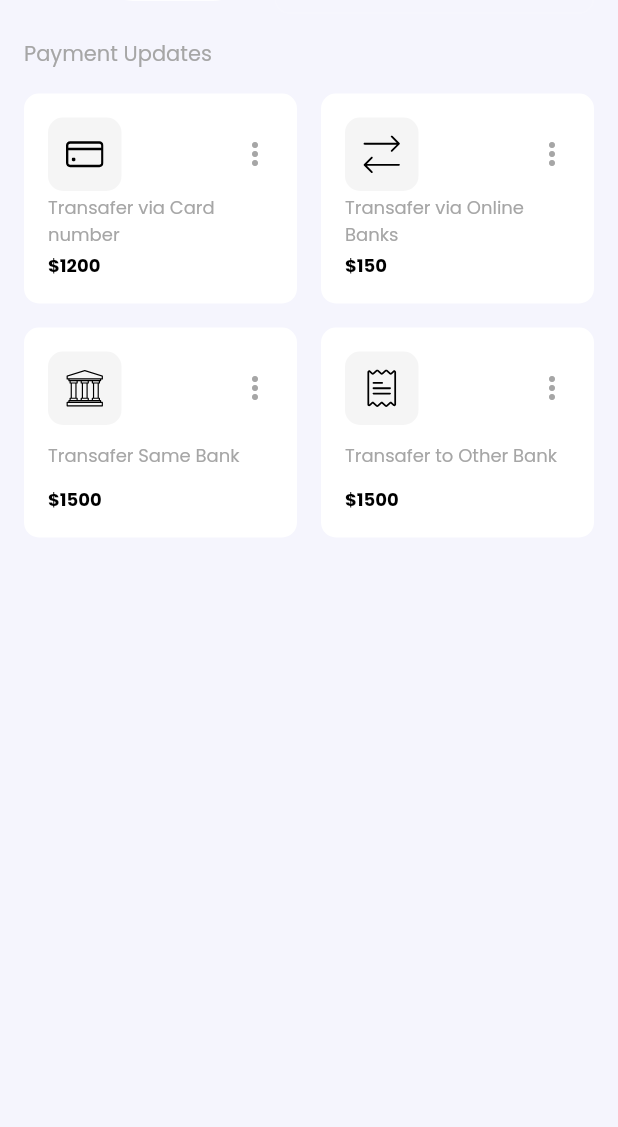
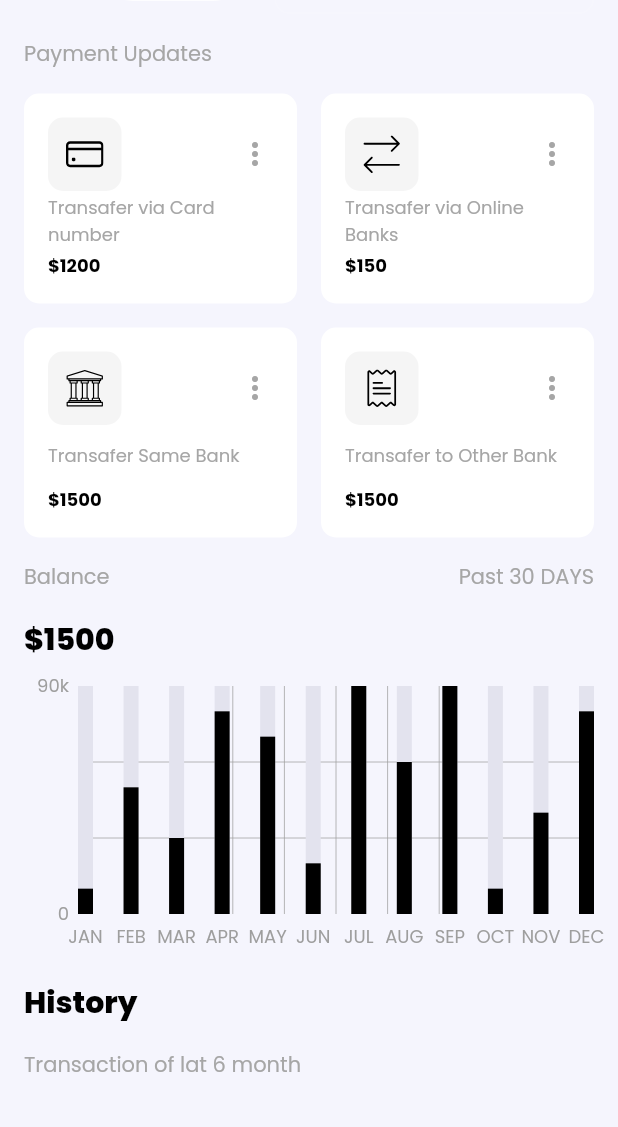
Before and after one commit to Punithraaj/Flutter-Responsive-Finance-Dashboard-Design, a Flutter app: the screen it shows after launch, on a phone screen of 412 x 824 dp, the part 109-1236 px from its top. Run offline on Flutter 3.47's test engine with Material 2 defaults, Android fonts, the light colour scheme and no system bars; drawn by our look-alikes of fl_chart; our stand-ins replace flutter_svg, google_fonts; network calls fail.

Commit message:
Added the Balance History and Transaction History In the DashboardScreen

```diff
--- a/lib/models/Transaction.dart
+++ b/lib/models/Transaction.dart
@@ -14,7 +14,7 @@ class Transaction {
   });
 }
 
-List<Transaction> recentActivities = [
+List<Transaction> transactionHistory = [
   Transaction(
     avatar:
         'https://cdn.shopify.com/s/files/1/0045/5104/9304/t/27/assets/AC_ECOM_SITE_2020_REFRESH_1_INDEX_M2_THUMBS-V2-1.jpg?v=8913815134086573859',
--- /dev/null
+++ b/lib/screens/dashboard/BalanceDetails.dart
@@ -0,0 +1,57 @@
+import 'package:flutter/material.dart';
+import 'package:flutter_finanace_dashboard_design/config/responsive.dart';
+import 'package:flutter_finanace_dashboard_design/screens/dashboard/components/barChart.dart';
+import 'package:flutter_finanace_dashboard_design/util/Constants.dart';
+import 'package:flutter_finanace_dashboard_design/util/TextWidget.dart';
+
+class BalanceDetails extends StatelessWidget {
+  const BalanceDetails({Key? key}) : super(key: key);
+
+  @override
+  Widget build(BuildContext context) {
+    return Column(children: [
+      Row(
+        mainAxisAlignment: MainAxisAlignment.spaceBetween,
+        crossAxisAlignment: CrossAxisAlignment.start,
+        children: [
+          TextWidget(
+              size:
+                  Responsive.isDesktop(context) || Responsive.isTablet(context)
+                      ? 16
+                      : 14,
+              fontWeight: FontWeight.w400,
+              color: secondary,
+              text: 'Balance'),
+          TextWidget(
+              size:
+                  Responsive.isDesktop(context) || Responsive.isTablet(context)
+                      ? 16
+                      : 14,
+              fontWeight: FontWeight.w400,
+              color: secondary,
+              text: 'Past 30 DAYS'),
+        ],
+      ),
+      SizedBox(height: defaultPadding),
+      Row(
+        mainAxisAlignment: MainAxisAlignment.spaceBetween,
+        crossAxisAlignment: CrossAxisAlignment.start,
+        children: [
+          TextWidget(
+              size:
+                  Responsive.isDesktop(context) || Responsive.isTablet(context)
+                      ? 25
+                      : 20,
+              fontWeight: FontWeight.w800,
+              color: black,
+              text: '\$1500'),
+        ],
+      ),
+      SizedBox(height: defaultPadding),
+      Container(
+        height: 180,
+        child: BarChartCopmponent(),
+      ),
+    ]);
+  }
+}
--- a/lib/screens/dashboard/DashboardScreen.dart
+++ b/lib/screens/dashboard/DashboardScreen.dart
@@ -1,10 +1,11 @@
 import 'package:flutter/material.dart';
-import 'package:flutter_finanace_dashboard_design/config/menuController.dart';
-import 'package:flutter_finanace_dashboard_design/config/responsive.dart';
+import 'package:flutter_finanace_dashboard_design/screens/dashboard/BalanceDetails.dart';
 import 'package:flutter_finanace_dashboard_design/screens/dashboard/Header.dart';
 import 'package:flutter_finanace_dashboard_design/screens/dashboard/components/MyInfoCard.dart';
+import 'package:flutter_finanace_dashboard_design/screens/dashboard/components/TransactionHistory.dart';
+import 'package:flutter_finanace_dashboard_design/screens/dashboard/components/barChart.dart';
 import 'package:flutter_finanace_dashboard_design/util/Constants.dart';
-import 'package:provider/provider.dart';
+import 'package:flutter_finanace_dashboard_design/util/TextWidget.dart';
 
 class DashboardScreen extends StatelessWidget {
   const DashboardScreen({Key? key}) : super(key: key);
@@ -15,7 +16,15 @@ class DashboardScreen extends StatelessWidget {
       child: SingleChildScrollView(
         padding: EdgeInsets.all(defaultPadding),
         child: Column(
-          children: [Header(), SizedBox(height: defaultPadding), MyInfoCard()],
+          children: [
+            Header(),
+            SizedBox(height: defaultPadding),
+            MyInfoCard(),
+            SizedBox(height: defaultPadding),
+            BalanceDetails(),
+            SizedBox(height: defaultPadding),
+            TransactionHistory()
+          ],
         ),
       ),
     );
--- /dev/null
+++ b/lib/screens/dashboard/components/TransactionHistory.dart
@@ -0,0 +1,146 @@
+import 'package:flutter/material.dart';
+import 'package:flutter_finanace_dashboard_design/config/responsive.dart';
+import 'package:flutter_finanace_dashboard_design/models/Transaction.dart';
+import 'package:flutter_finanace_dashboard_design/util/Constants.dart';
+import 'package:flutter_finanace_dashboard_design/util/TextWidget.dart';
+
+class TransactionHistory extends StatelessWidget {
+  const TransactionHistory({Key? key}) : super(key: key);
+
+  @override
+  Widget build(BuildContext context) {
+    return Column(children: [
+      Row(
+        mainAxisAlignment: MainAxisAlignment.spaceBetween,
+        crossAxisAlignment: CrossAxisAlignment.start,
+        children: [
+          TextWidget(
+              size:
+                  Responsive.isDesktop(context) || Responsive.isTablet(context)
+                      ? 25
+                      : 20,
+              fontWeight: FontWeight.w800,
+              color: black,
+              text: 'History'),
+        ],
+      ),
+      SizedBox(height: defaultPadding),
+      Row(
+        mainAxisAlignment: MainAxisAlignment.spaceBetween,
+        crossAxisAlignment: CrossAxisAlignment.start,
+        children: [
+          TextWidget(
+              size:
+                  Responsive.isDesktop(context) || Responsive.isTablet(context)
+                      ? 16
+                      : 14,
+              fontWeight: FontWeight.w400,
+              color: secondary,
+              text: 'Transaction of lat 6 month'),
+        ],
+      ),
+      Container(
+          padding: EdgeInsets.all(defaultPadding),
+          decoration: BoxDecoration(
+            color: Color(0xfff5f5fd),
+            borderRadius: const BorderRadius.all(Radius.circular(10)),
+          ),
+          child: Column(
+            crossAxisAlignment: CrossAxisAlignment.start,
+            children: [
+              SizedBox(
+                width: Responsive.isDesktop(context)
+                    ? double.infinity
+                    : MediaQuery.of(context).size.width,
+                child: DataTable(
+                  horizontalMargin: 0,
+                  columnSpacing: defaultPadding,
+                  columns: [
+                    DataColumn(
+                      label: TextWidget(
+                          size: 16,
+                          fontWeight: FontWeight.w400,
+                          color: secondary,
+                          text: 'Name'),
+                    ),
+                    DataColumn(
+                      label: TextWidget(
+                          size: 16,
+                          fontWeight: FontWeight.w400,
+                          color: secondary,
+                          text: 'Particlars'),
+                    ),
+                    DataColumn(
+                      label: TextWidget(
+                          size: 16,
+                          fontWeight: FontWeight.w400,
+                          color: secondary,
+                          text: 'Time'),
+                    ),
+                    DataColumn(
+                      label: TextWidget(
+                          size: 16,
+                          fontWeight: FontWeight.w400,
+                          color: secondary,
+                          text: 'Amount'),
+                    ),
+                    DataColumn(
+                      label: TextWidget(
+                          size: 16,
+                          fontWeight: FontWeight.w400,
+                          color: secondary,
+                          text: 'Status'),
+                    ),
+                  ],
+                  rows: List.generate(
+                    transactionHistory.length,
+                    (index) => tranHistDataRow(transactionHistory[index]),
+                  ),
+                ),
+              ),
+            ],
+          )),
+    ]);
+  }
+
+  DataRow tranHistDataRow(Transaction tranInfo) {
+    return DataRow(
+      cells: [
+        DataCell(
+          CircleAvatar(
+            radius: 17,
+            backgroundImage: NetworkImage(tranInfo.avatar),
+          ),
+        ),
+        DataCell(
+          TextWidget(
+              size: 16,
+              fontWeight: FontWeight.w400,
+              color: secondary,
+              text: tranInfo.label),
+        ),
+        DataCell(
+          TextWidget(
+              size: 16,
+              fontWeight: FontWeight.w400,
+              color: secondary,
+              text: tranInfo.time),
+        ),
+        DataCell(
+          TextWidget(
+              size: 16,
+              fontWeight: FontWeight.w400,
+              color: secondary,
+              text: tranInfo.amount),
+        ),
+        DataCell(
+          TextWidget(
+              size: 16,
+              fontWeight: FontWeight.w400,
+              color: secondary,
+              text: tranInfo.status),
+        ),
+      ],
+    );
+  }
+}
--- /dev/null
+++ b/lib/screens/dashboard/components/barChart.dart
@@ -0,0 +1,189 @@
+import 'package:fl_chart/fl_chart.dart';
+import 'package:flutter/material.dart';
+import 'package:flutter_finanace_dashboard_design/config/responsive.dart';
+import 'package:flutter_finanace_dashboard_design/util/Constants.dart';
+
+class BarChartCopmponent extends StatelessWidget {
+  const BarChartCopmponent({
+    Key? key,
+  }) : super(key: key);
+
+  @override
+  Widget build(BuildContext context) {
+    return BarChart(
+      BarChartData(
+          borderData: FlBorderData(show: false),
+          alignment: BarChartAlignment.spaceBetween,
+          axisTitleData:
+              FlAxisTitleData(leftTitle: AxisTitle(reservedSize: 20)),
+          gridData:
+              FlGridData(drawHorizontalLine: true, horizontalInterval: 30),
+          titlesData: FlTitlesData(
+              leftTitles: SideTitles(
+                reservedSize: 30,
+                getTextStyles: (value) =>
+                    const TextStyle(color: Colors.grey, fontSize: 12),
+                showTitles: true,
+                getTitles: (value) {
+                  if (value == 0) {
+                    return '0';
+                  } else if (value == 30) {
+                    return '30k';
+                  } else if (value == 60) {
+                    return '60k';
+                  } else if (value == 90) {
+                    return '90k';
+                  } else {
+                    return '';
+                  }
+                },
+              ),
+              bottomTitles: SideTitles(
+                showTitles: true,
+                getTextStyles: (value) =>
+                    const TextStyle(color: Colors.grey, fontSize: 12),
+                getTitles: (value) {
+                  if (value == 0) {
+                    return 'JAN';
+                  } else if (value == 1) {
+                    return 'FEB';
+                  } else if (value == 2) {
+                    return 'MAR';
+                  } else if (value == 3) {
+                    return 'APR';
+                  } else if (value == 4) {
+                    return 'MAY';
+                  } else if (value == 5) {
+                    return 'JUN';
+                  } else if (value == 6) {
+                    return 'JUL';
+                  } else if (value == 7) {
+                    return 'AUG';
+                  } else if (value == 8) {
+                    return 'SEP';
+                  } else if (value == 9) {
+                    return 'OCT';
+                  } else if (value == 10) {
+                    return 'NOV';
+                  } else if (value == 11) {
+                    return 'DEC';
+                  } else {
+                    return '';
+                  }
+                },
+              )),
+          barGroups: [
+            BarChartGroupData(x: 0, barRods: [
+              BarChartRodData(
+                  y: 10,
+                  colors: [Colors.black],
+                  borderRadius: BorderRadius.circular(0),
+                  width: Responsive.isDesktop(context) ? 40 : 10,
+                  backDrawRodData: BackgroundBarChartRodData(
+                      y: 90, show: true, colors: [barBg])),
+            ]),
+            BarChartGroupData(x: 1, barRods: [
+              BarChartRodData(
+                  y: 50,
+                  colors: [Colors.black],
+                  borderRadius: BorderRadius.circular(0),
+                  width: Responsive.isDesktop(context) ? 40 : 10,
+                  backDrawRodData: BackgroundBarChartRodData(
+                      y: 90, show: true, colors: [barBg]))
+            ]),
+            BarChartGroupData(x: 2, barRods: [
+              BarChartRodData(
+                  y: 30,
+                  colors: [Colors.black],
+                  borderRadius: BorderRadius.circular(0),
+                  width: Responsive.isDesktop(context) ? 40 : 10,
+                  backDrawRodData: BackgroundBarChartRodData(
+                      y: 90, show: true, colors: [barBg]))
+            ]),
+            BarChartGroupData(x: 3, barRods: [
+              BarChartRodData(
+                  y: 80,
+                  colors: [Colors.black],
+                  borderRadius: BorderRadius.circular(0),
+                  width: Responsive.isDesktop(context) ? 40 : 10,
+                  backDrawRodData: BackgroundBarChartRodData(
+                      y: 90, show: true, colors: [barBg]))
+            ]),
+            BarChartGroupData(x: 4, barRods: [
+              BarChartRodData(
+                  y: 70,
+                  colors: [Colors.black],
+                  borderRadius: BorderRadius.circular(0),
+                  width: Responsive.isDesktop(context) ? 40 : 10,
+                  backDrawRodData: BackgroundBarChartRodData(
+                      y: 90, show: true, colors: [barBg]))
+            ]),
+            BarChartGroupData(x: 5, barRods: [
+              BarChartRodData(
+                  y: 20,
+                  colors: [Colors.black],
+                  borderRadius: BorderRadius.circular(0),
+                  width: Responsive.isDesktop(context) ? 40 : 10,
+                  backDrawRodData: BackgroundBarChartRodData(
+                      y: 90, show: true, colors: [barBg]))
+            ]),
+            BarChartGroupData(x: 6, barRods: [
+              BarChartRodData(
+                  y: 90,
+                  colors: [Colors.black],
+                  borderRadius: BorderRadius.circular(0),
+                  width: Responsive.isDesktop(context) ? 40 : 10,
+                  backDrawRodData: BackgroundBarChartRodData(
+                      y: 90, show: true, colors: [barBg]))
+            ]),
+            BarChartGroupData(x: 7, barRods: [
+              BarChartRodData(
+                  y: 60,
+                  colors: [Colors.black],
+                  borderRadius: BorderRadius.circular(0),
+                  width: Responsive.isDesktop(context) ? 40 : 10,
+                  backDrawRodData: BackgroundBarChartRodData(
+                      y: 90, show: true, colors: [barBg]))
+            ]),
+            BarChartGroupData(x: 8, barRods: [
+              BarChartRodData(
+                  y: 90,
+                  colors: [Colors.black],
+                  borderRadius: BorderRadius.circular(0),
+                  width: Responsive.isDesktop(context) ? 40 : 10,
+                  backDrawRodData: BackgroundBarChartRodData(
+                      y: 90, show: true, colors: [barBg]))
+            ]),
+            BarChartGroupData(x: 9, barRods: [
+              BarChartRodData(
+                  y: 10,
+                  colors: [Colors.black],
+                  borderRadius: BorderRadius.circular(0),
+                  width: Responsive.isDesktop(context) ? 40 : 10,
+                  backDrawRodData: BackgroundBarChartRodData(
+                      y: 90, show: true, colors: [barBg]))
+            ]),
+            BarChartGroupData(x: 10, barRods: [
+              BarChartRodData(
+                  y: 40,
+                  colors: [Colors.black],
+                  borderRadius: BorderRadius.circular(0),
+                  width: Responsive.isDesktop(context) ? 40 : 10,
+                  backDrawRodData: BackgroundBarChartRodData(
+                      y: 90, show: true, colors: [barBg]))
+            ]),
+            BarChartGroupData(x: 11, barRods: [
+              BarChartRodData(
+                  y: 80,
+                  colors: [Colors.black],
+                  borderRadius: BorderRadius.circular(0),
+                  width: Responsive.isDesktop(context) ? 40 : 10,
+                  backDrawRodData: BackgroundBarChartRodData(
+                      y: 90, show: true, colors: [barBg]))
+            ]),
+          ]),
+      swapAnimationDuration: Duration(milliseconds: 150), // Optional
+      swapAnimationCurve: Curves.linear, // Optional
+    );
+  }
+}
--- a/pubspec.yaml
+++ b/pubspec.yaml
@@ -31,6 +31,7 @@ dependencies:
   google_fonts: ^2.1.0
   provider: ^6.0.0
   flutter_svg: ^0.22.0
+  fl_chart: ^0.35.0
 
 dev_dependencies:
   flutter_test:
```
